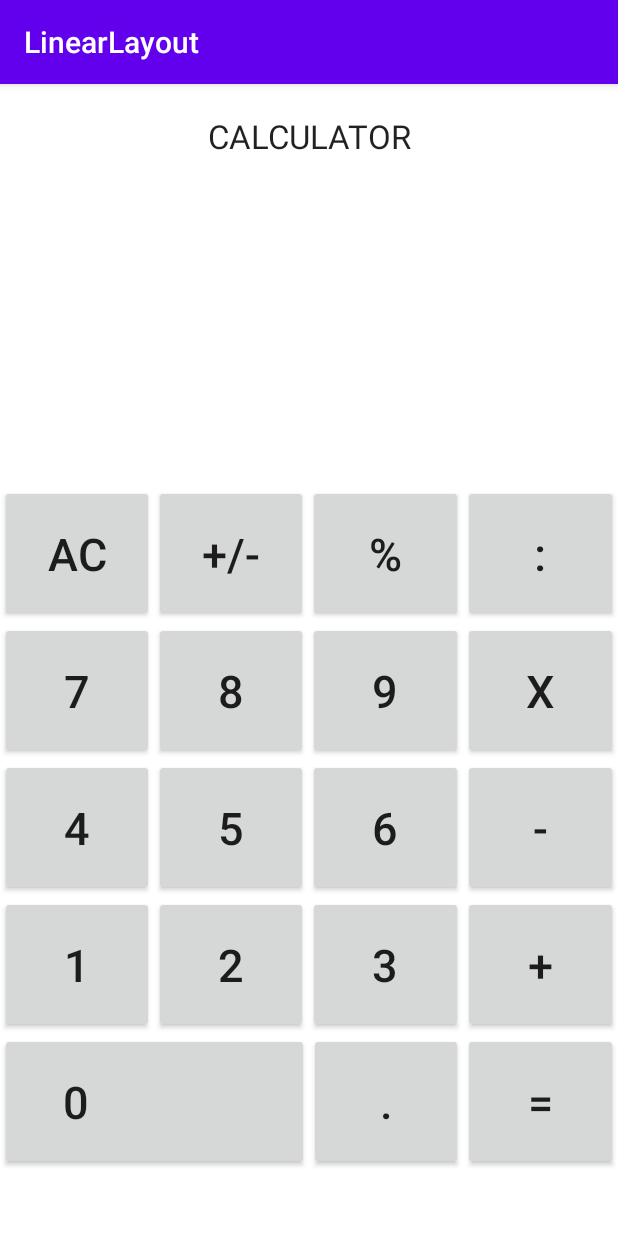
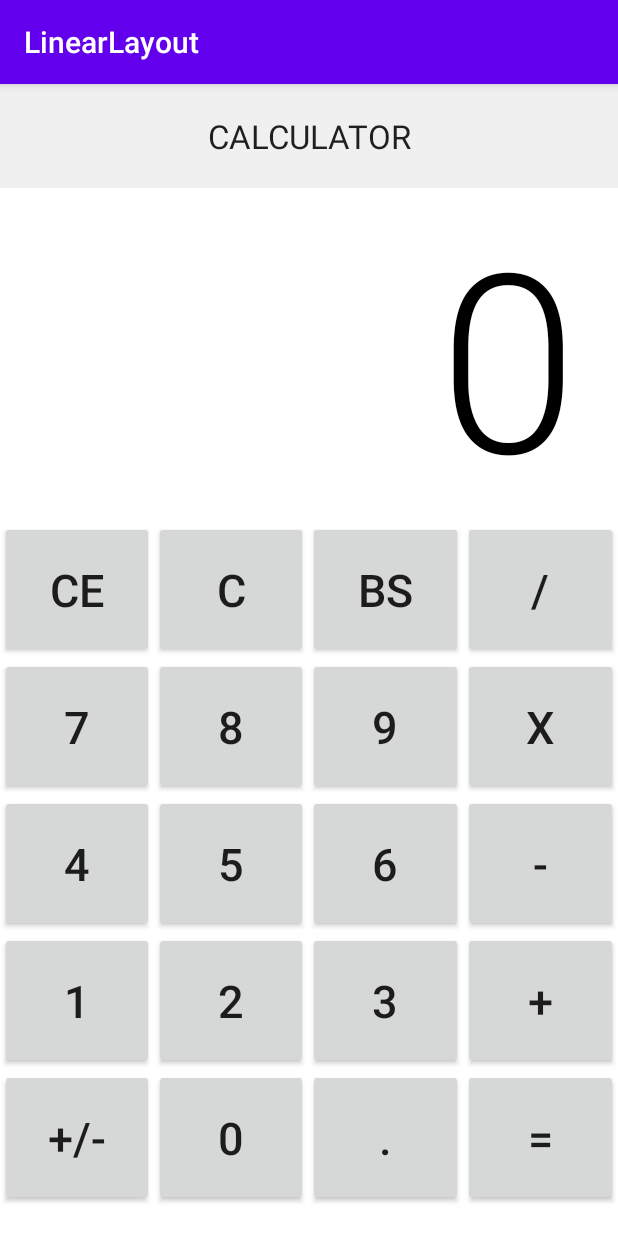
Before and after one commit to thaichau2k/AndroidCalculator, an Android app: the screen it shows after launch (MainActivity), on a phone screen of 412 x 824 dp. Run offline under Robolectric (Android 15) with nearby library versions, the phone set to English and light mode, and no system bars.

Commit message:
bai tap 7/10

```diff
--- a/app/src/main/res/layout/activity_main.xml
+++ b/app/src/main/res/layout/activity_main.xml
@@ -21,6 +21,7 @@
             android:layout_width="match_parent"
             android:layout_height="wrap_content"
             android:layout_gravity="center_horizontal"
+            android:background="#f0f0f0"
             android:paddingVertical="20sp"
             android:text="@string/calculator"
             android:textAlignment="center"
@@ -29,8 +30,15 @@
         <TextView
             android:id="@+id/ResultField"
             android:layout_width="match_parent"
-            android:layout_height="198dp"
+            android:layout_height="wrap_content"
             android:layout_gravity="center_horizontal"
+            android:gravity="right"
+            android:paddingTop="0px"
+            android:paddingRight="40px"
+            android:text="0"
+            android:textAppearance="@style/TextAppearance.AppCompat.Display4"
+            android:textColor="#000000"
+            android:textSize="250px"
             tools:layout_editor_absoluteX="16dp"
             tools:layout_editor_absoluteY="88dp" />
 
@@ -45,34 +53,38 @@
             tools:layout_editor_absoluteY="0dp">
 
             <Button
+                android:id="@+id/CE"
                 android:layout_width="0dp"
                 android:layout_height="match_parent"
                 android:layout_weight="0.25"
-                android:text="AC"
+                android:text="CE"
                 android:textSize="30sp"
                 tools:ignore="ButtonStyle" />
 
             <Button
+                android:id="@+id/C"
                 android:layout_width="0dp"
                 android:layout_weight="0.25"
                 android:layout_height="match_parent"
-                android:text="+/-"
+                android:text="C"
                 android:textSize="30sp"
                 tools:ignore="ButtonStyle" />
 
             <Button
+                android:id="@+id/BS"
                 android:layout_width="0dp"
                 android:layout_weight="0.25"
                 android:layout_height="match_parent"
-                android:text="%"
+                android:text="BS"
                 android:textSize="30sp"
                 tools:ignore="ButtonStyle" />
 
             <Button
+                android:id="@+id/div"
                 android:layout_width="0dp"
                 android:layout_weight="0.25"
                 android:layout_height="match_parent"
-                android:text=":"
+                android:text="/"
                 android:textSize="30sp"
                 tools:ignore="ButtonStyle" />
         </LinearLayout>
@@ -87,6 +99,7 @@
             tools:layout_editor_absoluteY="0dp">
 
             <Button
+                android:id="@+id/seven"
                 android:layout_width="0dp"
                 android:layout_weight="0.25"
                 android:layout_height="match_parent"
@@ -95,6 +108,7 @@
                 tools:ignore="ButtonStyle" />
 
             <Button
+                android:id="@+id/eight"
                 android:layout_width="0dp"
                 android:layout_weight="0.25"
                 android:layout_height="match_parent"
@@ -103,6 +117,7 @@
                 tools:ignore="ButtonStyle" />
 
             <Button
+                android:id="@+id/nine"
                 android:layout_width="0dp"
                 android:layout_weight="0.25"
                 android:layout_height="match_parent"
@@ -111,6 +126,7 @@
                 tools:ignore="ButtonStyle" />
 
             <Button
+                android:id="@+id/multi"
                 android:layout_width="0dp"
                 android:layout_weight="0.25"
                 android:layout_height="match_parent"
@@ -129,6 +145,7 @@
             tools:layout_editor_absoluteY="0dp">
 
             <Button
+                android:id="@+id/four"
                 android:layout_width="0dp"
                 android:layout_weight="0.25"
                 android:layout_height="match_parent"
@@ -137,6 +154,7 @@
                 tools:ignore="ButtonStyle" />
 
             <Button
+                android:id="@+id/five"
                 android:layout_width="0dp"
                 android:layout_weight="0.25"
                 android:layout_height="match_parent"
@@ -145,6 +163,7 @@
                 tools:ignore="ButtonStyle" />
 
             <Button
+                android:id="@+id/six"
                 android:layout_width="0dp"
                 android:layout_weight="0.25"
                 android:layout_height="match_parent"
@@ -153,6 +172,7 @@
                 tools:ignore="ButtonStyle" />
 
             <Button
+                android:id="@+id/sub"
                 android:layout_width="0dp"
                 android:layout_weight="0.25"
                 android:layout_height="match_parent"
@@ -171,6 +191,7 @@
             tools:layout_editor_absoluteY="0dp">
 
             <Button
+                android:id="@+id/one"
                 android:layout_width="0dp"
                 android:layout_weight="0.25"
                 android:layout_height="match_parent"
@@ -179,6 +200,7 @@
                 tools:ignore="ButtonStyle" />
 
             <Button
+                android:id="@+id/two"
                 android:layout_width="0dp"
                 android:layout_weight="0.25"
                 android:layout_height="match_parent"
@@ -187,6 +209,7 @@
                 tools:ignore="ButtonStyle" />
 
             <Button
+                android:id="@+id/three"
                 android:layout_width="0dp"
                 android:layout_weight="0.25"
                 android:layout_height="match_parent"
@@ -195,6 +218,7 @@
                 tools:ignore="ButtonStyle" />
 
             <Button
+                android:id="@+id/plus"
                 android:layout_width="0dp"
                 android:layout_weight="0.25"
                 android:layout_height="match_parent"
@@ -213,18 +237,26 @@
             tools:layout_editor_absoluteY="0dp">
 
             <Button
+                android:id="@+id/negative"
                 android:layout_width="0dp"
                 android:layout_height="match_parent"
-                android:layout_weight="0.5"
-                android:textAlignment="textStart"
-                android:paddingStart="42dp"
+                android:layout_weight="0.25"
+                android:text="+/-"
+                android:textSize="30sp"
+                tools:ignore="ButtonStyle"
+                 />
+            <Button
+                android:id="@+id/zero"
+                android:layout_width="0dp"
+                android:layout_height="match_parent"
+                android:layout_weight="0.25"
                 android:text="0"
                 android:textSize="30sp"
                 tools:ignore="ButtonStyle"
-                android:paddingLeft="42dp"
-                android:layout_gravity="start" />
+                 />
 
             <Button
+                android:id="@+id/dot"
                 android:layout_width="0dp"
                 android:layout_weight="0.25"
                 android:layout_height="match_parent"
@@ -233,6 +265,7 @@
                 tools:ignore="ButtonStyle" />
 
             <Button
+                android:id="@+id/equal"
                 android:layout_width="0dp"
                 android:layout_weight="0.25"
                 android:layout_height="match_parent"
```
Also changed, not shown: app/src/main/java/com/example/linearlayout/MainActivity.java (+116 -1 lines).
